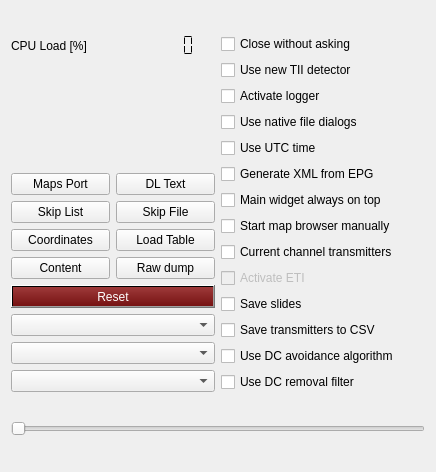
The window that src/configuration/configuration.ui (tomneda/DABstar) describes before a commit, drawn with Qt 5.
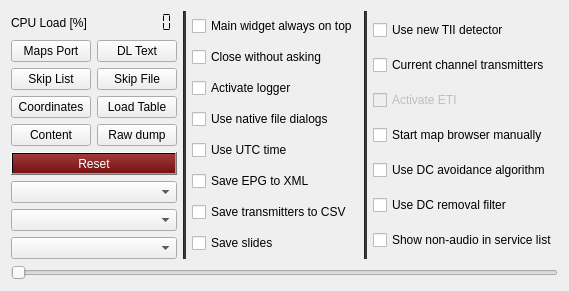
The same window after the commit.

Commit message: Add cbShowNonAudioInServiceList setting

Patch:
```diff
--- a/src/configuration/configuration.ui
+++ b/src/configuration/configuration.ui
@@ -2,20 +2,6 @@
 <ui version="4.0">
  <class>configWidget</class>
  <widget class="QWidget" name="configWidget">
-  <property name="geometry">
-   <rect>
-    <x>0</x>
-    <y>0</y>
-    <width>436</width>
-    <height>472</height>
-   </rect>
-  </property>
-  <property name="maximumSize">
-   <size>
-    <width>436</width>
-    <height>474</height>
-   </size>
-  </property>
   <property name="windowTitle">
    <string>Configuration and Control</string>
   </property>
@@ -208,8 +194,28 @@
        </item>
       </layout>
      </item>
+     <item>
+      <widget class="Line" name="line_2">
+       <property name="styleSheet">
+        <string notr="true">background-color: rgb(51, 51, 51);</string>
+       </property>
+       <property name="orientation">
+        <enum>Qt::Orientation::Vertical</enum>
+       </property>
+      </widget>
+     </item>
      <item>
       <layout class="QVBoxLayout" name="verticalLayout_2">
+       <item>
+        <widget class="QCheckBox" name="cbAlwaysOnTop">
+         <property name="toolTip">
+          <string>&lt;html&gt;&lt;head/&gt;&lt;body&gt;&lt;p&gt;Set in the configuration whether or not the main widget should ALWAYS be op top. Note that setting will be applied the next time the program will start.&lt;/p&gt;&lt;/body&gt;&lt;/html&gt;</string>
+         </property>
+         <property name="text">
+          <string>Main widget always on top</string>
+         </property>
+        </widget>
+       </item>
        <item>
         <widget class="QCheckBox" name="cbCloseDirect">
          <property name="toolTip">
@@ -220,16 +226,6 @@
          </property>
         </widget>
        </item>
-       <item>
-        <widget class="QCheckBox" name="cbUseNewTiiDetector">
-         <property name="toolTip">
-          <string>&lt;html&gt;&lt;head/&gt;&lt;body&gt;&lt;p&gt;a second implementation of the tii decoder can be selected here. The decoder &amp;quot;sees&amp;quot; more tii data, but also more erroneous data.&lt;/p&gt;&lt;/body&gt;&lt;/html&gt;</string>
-         </property>
-         <property name="text">
-          <string>Use new TII detector</string>
-         </property>
-        </widget>
-       </item>
        <item>
         <widget class="QCheckBox" name="cbActivateLogger">
          <property name="toolTip">
@@ -263,27 +259,52 @@
           <string>&lt;html&gt;&lt;head/&gt;&lt;body&gt;&lt;p&gt;The EPG detector has two components, one collecting data to present as &amp;quot;time table&amp;quot; for today, the other one - using a library written by Julian Cable from the BBC - to generate textual xml.&lt;/p&gt;&lt;p&gt;If selected, the xml will be generated. Note however that we encountered at least one example where the library generating the textual xml causes a crash.&lt;/p&gt;&lt;/body&gt;&lt;/html&gt;</string>
          </property>
          <property name="text">
-          <string>Generate XML from EPG</string>
+          <string>Save EPG to XML</string>
          </property>
         </widget>
        </item>
        <item>
-        <widget class="QCheckBox" name="cbAlwaysOnTop">
+        <widget class="QCheckBox" name="cbSaveTransToCsv">
          <property name="toolTip">
           <string>&lt;html&gt;&lt;head/&gt;&lt;body&gt;&lt;p&gt;Set in the configuration whether or not the main widget should ALWAYS be op top. Note that setting will be applied the next time the program will start.&lt;/p&gt;&lt;/body&gt;&lt;/html&gt;</string>
          </property>
          <property name="text">
-          <string>Main widget always on top</string>
+          <string>Save transmitters to CSV</string>
          </property>
         </widget>
        </item>
        <item>
-        <widget class="QCheckBox" name="cbManualBrowserStart">
+        <widget class="QCheckBox" name="cbSaveSlides">
          <property name="toolTip">
           <string>&lt;html&gt;&lt;head/&gt;&lt;body&gt;&lt;p&gt;Set in the configuration that on starting the http service a browser will have to be started manually. Default is browser starts automatically. Effective immediately&lt;/p&gt;&lt;p&gt;&lt;br/&gt;&lt;/p&gt;&lt;/body&gt;&lt;/html&gt;</string>
          </property>
          <property name="text">
-          <string>Start map browser manually</string>
+          <string>Save slides</string>
+         </property>
+        </widget>
+       </item>
+      </layout>
+     </item>
+     <item>
+      <widget class="Line" name="line">
+       <property name="styleSheet">
+        <string notr="true">background-color: rgb(51, 51, 51);
+</string>
+       </property>
+       <property name="orientation">
+        <enum>Qt::Orientation::Vertical</enum>
+       </property>
+      </widget>
+     </item>
+     <item>
+      <layout class="QVBoxLayout" name="verticalLayout">
+       <item>
+        <widget class="QCheckBox" name="cbUseNewTiiDetector">
+         <property name="toolTip">
+          <string>&lt;html&gt;&lt;head/&gt;&lt;body&gt;&lt;p&gt;a second implementation of the tii decoder can be selected here. The decoder &amp;quot;sees&amp;quot; more tii data, but also more erroneous data.&lt;/p&gt;&lt;/body&gt;&lt;/html&gt;</string>
+         </property>
+         <property name="text">
+          <string>Use new TII detector</string>
          </property>
         </widget>
        </item>
@@ -311,22 +332,12 @@
         </widget>
        </item>
        <item>
-        <widget class="QCheckBox" name="cbSaveSlides">
+        <widget class="QCheckBox" name="cbManualBrowserStart">
          <property name="toolTip">
           <string>&lt;html&gt;&lt;head/&gt;&lt;body&gt;&lt;p&gt;If set, slides (pictures) appearing during transmissions are being saved to&lt;span style=&quot; font-weight:600;&quot;&gt; /tmp/DABstar/PIC/&lt;/span&gt; (under Linux)&lt;/p&gt;&lt;/body&gt;&lt;/html&gt;</string>
          </property>
          <property name="text">
-          <string>Save slides</string>
-         </property>
-        </widget>
-       </item>
-       <item>
-        <widget class="QCheckBox" name="cbSaveTransToCsv">
-         <property name="toolTip">
-          <string>&lt;html&gt;&lt;head/&gt;&lt;body&gt;&lt;p&gt;When this is set, the transmitter descriptions visible on the map are also stored in a &amp;quot;.csv&amp;quot; file.&lt;/p&gt;&lt;p&gt;On starting the httpHandler, a file selection menu will appear.&lt;/p&gt;&lt;/body&gt;&lt;/html&gt;</string>
-         </property>
-         <property name="text">
-          <string>Save transmitters to CSV</string>
+          <string>Start map browser manually</string>
          </property>
         </widget>
        </item>
@@ -350,6 +361,16 @@
          </property>
         </widget>
        </item>
+       <item>
+        <widget class="QCheckBox" name="cbShowNonAudioInServiceList">
+         <property name="toolTip">
+          <string>&lt;html&gt;&lt;head/&gt;&lt;body&gt;&lt;p&gt;&lt;span style=&quot; font-weight:700;&quot;&gt;Show non-audio entries in service list&lt;/span&gt;&lt;/p&gt;&lt;p&gt;If selected also non-audio services will be shown in the service list, like EPG/SPI data services.&lt;/p&gt;&lt;p&gt;Needs a new scan or channel-reselection in the service list to shown or hide.&lt;/p&gt;&lt;/body&gt;&lt;/html&gt;</string>
+         </property>
+         <property name="text">
+          <string>Show non-audio in service list</string>
+         </property>
+        </widget>
+       </item>
       </layout>
      </item>
     </layout>
```
Left out of the diff: 6 changed lines with no effect on the pictures. The commit also changes 6 other files.
